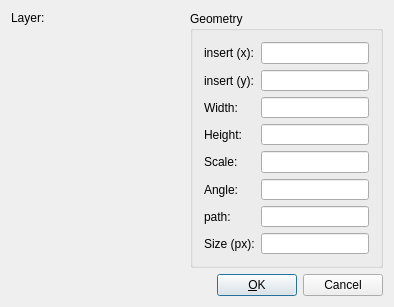
Before: the Qt Designer form librecad/src/ui/forms/qg_dlgimage.ui in LibreCAD/LibreCAD, drawn with Qt 5.
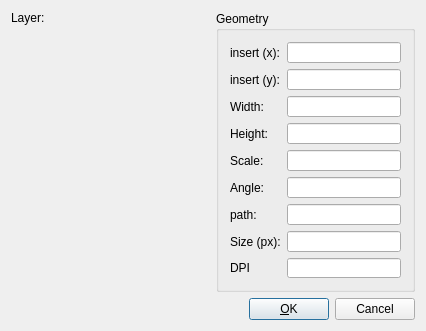
After: the same form once the commit is applied. Custom widgets are drawn as their Qt base class.

```diff
--- a/librecad/src/ui/forms/qg_dlgimage.ui
+++ b/librecad/src/ui/forms/qg_dlgimage.ui
@@ -6,8 +6,8 @@
    <rect>
     <x>0</x>
     <y>0</y>
-    <width>394</width>
-    <height>307</height>
+    <width>426</width>
+    <height>331</height>
    </rect>
   </property>
   <property name="sizePolicy">
@@ -131,7 +131,7 @@
           </property>
          </widget>
         </item>
-        <item row="8" column="0">
+        <item row="9" column="0">
          <spacer name="spacer58">
           <property name="orientation">
            <enum>Qt::Vertical</enum>
@@ -184,7 +184,7 @@
           </property>
          </widget>
         </item>
-        <item row="8" column="1">
+        <item row="9" column="1">
          <spacer name="spacer61">
           <property name="orientation">
            <enum>Qt::Vertical</enum>
@@ -254,6 +254,16 @@
           </property>
          </widget>
         </item>
+        <item row="8" column="0">
+         <widget class="QLabel" name="lDPI">
+          <property name="text">
+           <string>DPI</string>
+          </property>
+         </widget>
+        </item>
+        <item row="8" column="1">
+         <widget class="QLineEdit" name="leDPI"/>
+        </item>
        </layout>
       </widget>
      </item>
```
Left out of the diff: 34 changed lines with no effect on the pictures.
